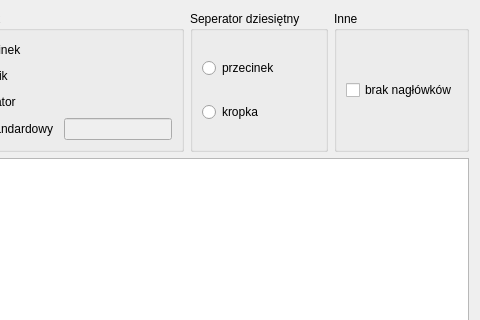
The window that ui/AddFile/add-file-main-window-v2.ui (OskarLewandowski/dex-data-experience) describes before a commit, drawn with Qt 5; both pictures show x 320 to 800 and y 0 to 320 of the 800 by 600 pixel window.
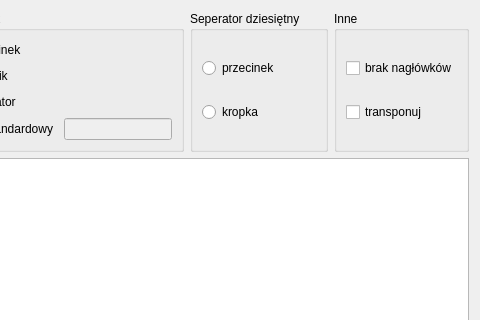
The same window after the commit. Icons and pictures are not drawn.

Commit message: modify ui adding checkbox transpose

```diff
--- a/ui/AddFile/add-file-main-window-v2.ui
+++ b/ui/AddFile/add-file-main-window-v2.ui
@@ -165,6 +165,13 @@
           </property>
          </widget>
         </item>
+        <item>
+         <widget class="QCheckBox" name="checkBox_Transpose">
+          <property name="text">
+           <string>transponuj</string>
+          </property>
+         </widget>
+        </item>
        </layout>
       </widget>
      </item>
```
The commit also changes 1 other file.
